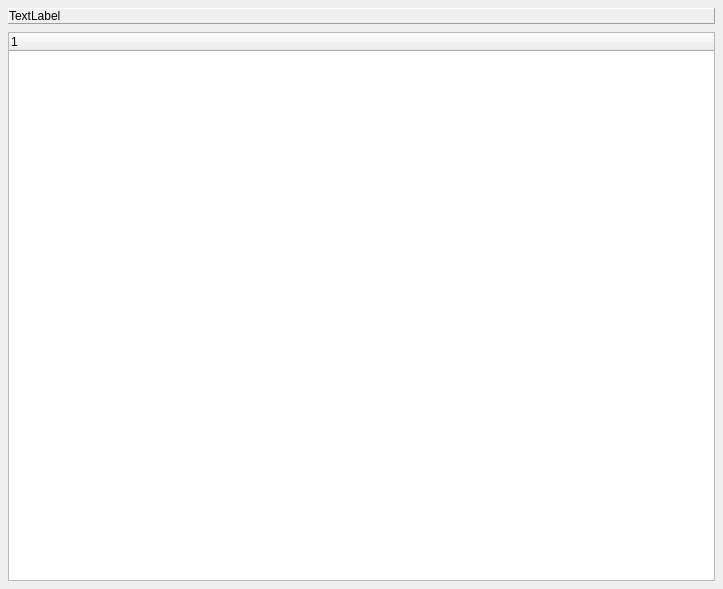
Above: groot_gui/forms/designer/frm_fusions_designer.ui from JMcInerneyLab/groot before the change. Below: the same form after it.
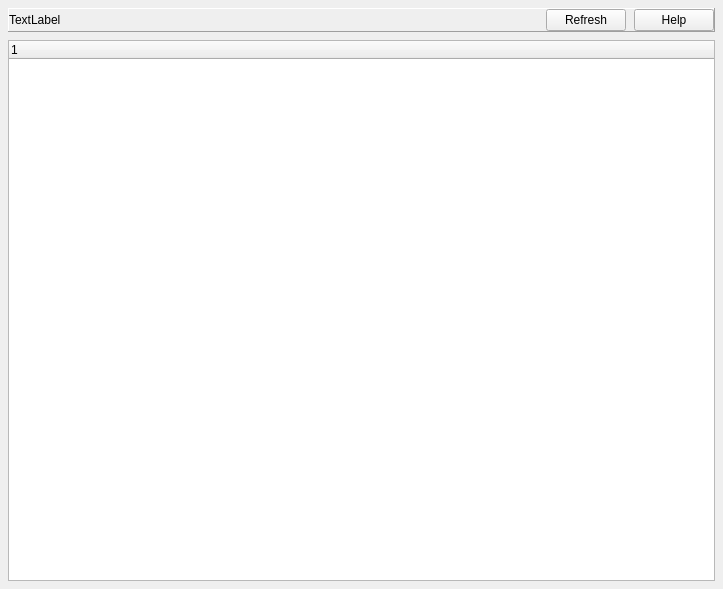
That is the form after the change. Icons and pictures are not drawn.

Commit message: updated readme, gui provides help

```diff
--- a/groot_gui/forms/designer/frm_fusions_designer.ui
+++ b/groot_gui/forms/designer/frm_fusions_designer.ui
@@ -39,7 +39,7 @@
      </property>
      <layout class="QHBoxLayout" name="horizontalLayout_21">
       <property name="spacing">
-       <number>0</number>
+       <number>8</number>
       </property>
       <property name="leftMargin">
        <number>0</number>
@@ -69,6 +69,34 @@
         </property>
        </widget>
       </item>
+      <item>
+       <widget class="QPushButton" name="BTN_REFRESH">
+        <property name="text">
+         <string>Refresh</string>
+        </property>
+        <property name="icon">
+         <iconset resource="../resources/resources.qrc">
+          <normaloff>:/groot/refresh.svg</normaloff>:/groot/refresh.svg</iconset>
+        </property>
+        <property name="autoDefault">
+         <bool>false</bool>
+        </property>
+       </widget>
+      </item>
+      <item>
+       <widget class="QPushButton" name="BTN_HELP">
+        <property name="text">
+         <string>Help</string>
+        </property>
+        <property name="icon">
+         <iconset resource="../resources/resources.qrc">
+          <normaloff>:/groot/help.svg</normaloff>:/groot/help.svg</iconset>
+        </property>
+        <property name="autoDefault">
+         <bool>false</bool>
+        </property>
+       </widget>
+      </item>
      </layout>
     </widget>
    </item>
```
Left out of the diff: 5 changed lines with no effect on the pictures. The commit also changes 73 other files.
